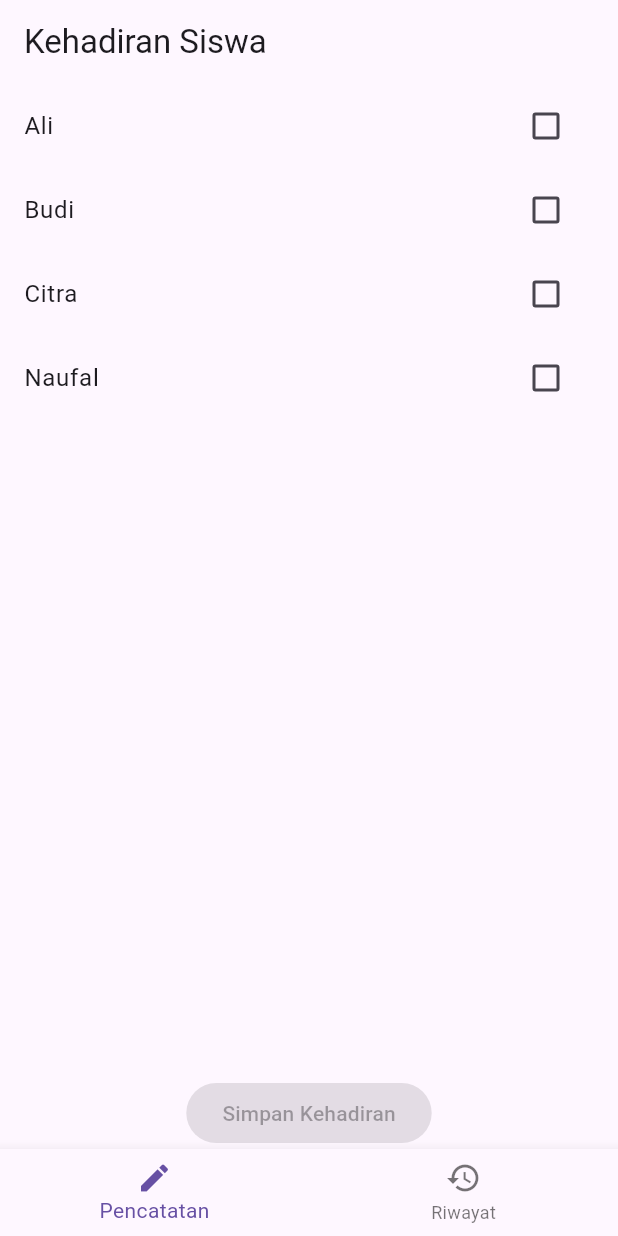
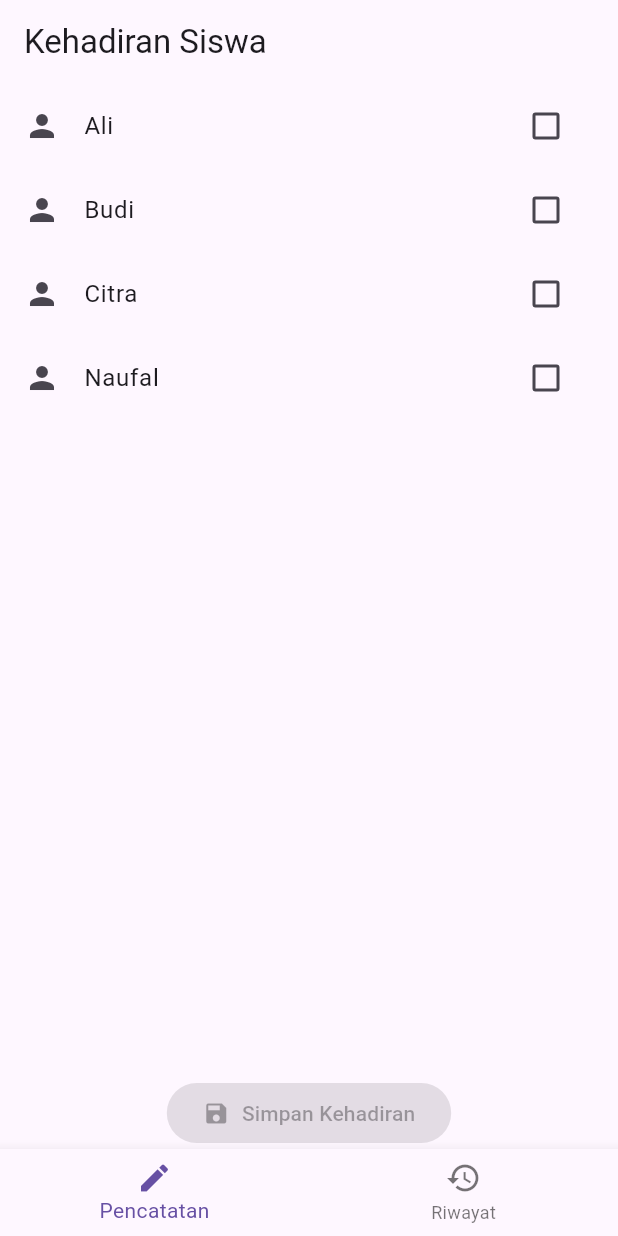
Before and after one commit to naufalpalal/absensi, a Flutter app: the screen it shows after launch, on a phone screen of 412 x 824 dp. Run offline on Flutter 3.47's test engine with Material 3 defaults, Android fonts, the phone set to English and light mode, and no system bars.

Commit message:
Menambahkan Icon

```diff
--- a/lib/providers/attendance_provider.dart
+++ b/lib/providers/attendance_provider.dart
@@ -13,7 +13,7 @@ class AttendanceProvider with ChangeNotifier {
 
   void toggleAttendance(int index) {
     _students[index].isHadir = !_students[index].isHadir;
-    notifyListeners(); // Notifikasi perubahan state
+    notifyListeners(); // untuk mengganti status kehadiran
   }
 
   // Reset status hadir siswa
@@ -21,7 +21,7 @@ class AttendanceProvider with ChangeNotifier {
     for (var student in _students) {
       student.isHadir = false;
     }
-    notifyListeners();
+    notifyListeners();//dipanggil untuk memberi tahu UI bahwa data telah berubah.
   }
 }
 
--- a/lib/screen/attendance_screen.dart
+++ b/lib/screen/attendance_screen.dart
@@ -20,6 +20,7 @@ class AttendanceScreen extends StatelessWidget {
               itemBuilder: (context, index) {
                 final student = attendanceProvider.students[index];
                 return ListTile(
+                  leading: Icon(Icons.person), // Ikon di sebelah kiri
                   title: Text(student.name),
                   trailing: Checkbox(
                     value: student.isHadir,
@@ -31,7 +32,7 @@ class AttendanceScreen extends StatelessWidget {
           ),
           ElevatedButton(
             onPressed: attendanceProvider.students.every((s) => !s.isHadir)
-                ? null //Jika tidak ada yang hadir maka tombol simpan tidak aktif
+                ? null
                 : () {
                     final presentCount = attendanceProvider.students.where((s) => s.isHadir).length;
                     final absentCount = attendanceProvider.students.length - presentCount;
@@ -44,7 +45,14 @@ class AttendanceScreen extends StatelessWidget {
                     ));
                     attendanceProvider.resetAttendance();
                   },
-            child: Text('Simpan Kehadiran'),
+            child: Row(
+              mainAxisSize: MainAxisSize.min,
+              children: [
+                Icon(Icons.save), // Ikon untuk tombol simpan
+                SizedBox(width: 8),
+                Text('Simpan Kehadiran'),
+              ],
+            ),
           ),
         ],
       ),
```
